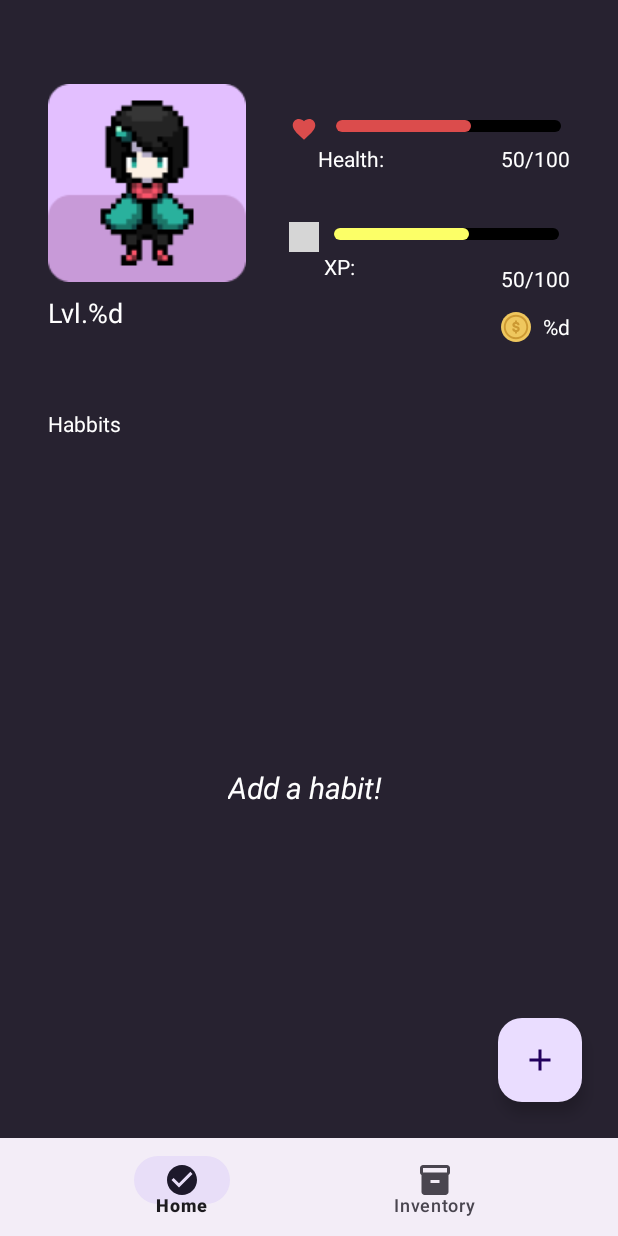
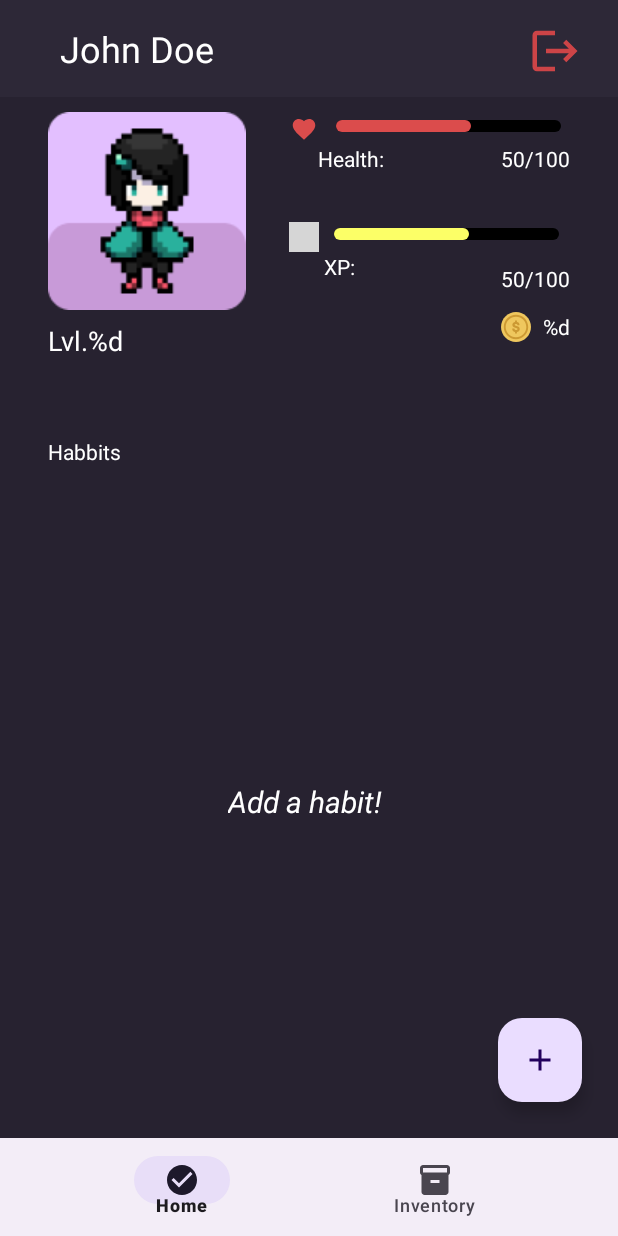
Before and after one commit to Kostaga/android-project, an Android app: the screen it shows after launch (MainActivity), on a phone screen of 412 x 824 dp. Run offline under Robolectric (Android 15) with nearby library versions, the light colour scheme and no system bars; our stand-ins replace navigation-ui; grey boxes are pictures that could not be loaded.

Commit message:
with header

```diff
--- a/app/src/main/res/layout/activity_main.xml
+++ b/app/src/main/res/layout/activity_main.xml
@@ -7,16 +7,22 @@
     android:id="@+id/main"
     >
 
+    <include
+        android:id="@+id/header"
+        layout="@layout/header"
+        app:layout_constraintStart_toStartOf="parent"
+        app:layout_constraintTop_toTopOf="parent"
+        tools:visibility="visible" />
 
     <ImageView
         android:id="@+id/profile_picture"
         android:layout_width="132dp"
         android:layout_height="0dp"
         android:layout_marginStart="32dp"
-        android:layout_marginTop="56dp"
+        android:layout_marginTop="10dp"
         android:radius="10dp"
         app:layout_constraintStart_toStartOf="parent"
-        app:layout_constraintTop_toTopOf="parent"
+        app:layout_constraintTop_toBottomOf="@+id/header"
         app:srcCompat="@drawable/avatar1" />
 
     <ProgressBar
--- a/app/src/main/res/layout/header.xml
+++ b/app/src/main/res/layout/header.xml
@@ -8,5 +8,42 @@
     android:translationZ="-90dp"
     >
 
+    <RelativeLayout xmlns:android="http://schemas.android.com/apk/res/android"
+        android:layout_width="match_parent"
+        android:layout_height="wrap_content">
+
+        <TextView
+            android:id="@+id/user_name"
+            android:layout_width="wrap_content"
+            android:layout_height="wrap_content"
+            android:layout_alignParentStart="true"
+            android:layout_alignParentTop="true"
+            android:layout_marginStart="24dp"
+            android:layout_marginTop="16dp"
+            android:layout_marginBottom="16dp"
+            android:gravity="center_vertical"
+            android:text="@string/username"
+            android:textColor="@color/white"
+            android:textSize="24sp"
+            android:visibility="visible" />
+
+        <ImageView
+            android:id="@+id/sign_out_button"
+            android:onClick="exitApp"
+            android:layout_width="wrap_content"
+            android:layout_height="wrap_content"
+            android:layout_alignParentTop="true"
+            android:layout_alignParentEnd="true"
+            android:layout_marginTop="16dp"
+            android:layout_marginEnd="24dp"
+            android:layout_marginRight="16dp"
+            android:gravity="center_vertical"
+            android:clickable="true"
+            android:focusable="true"
+            android:src="@drawable/icons" />
+
+    </RelativeLayout>
+
+
 
 </androidx.appcompat.widget.Toolbar>
```
